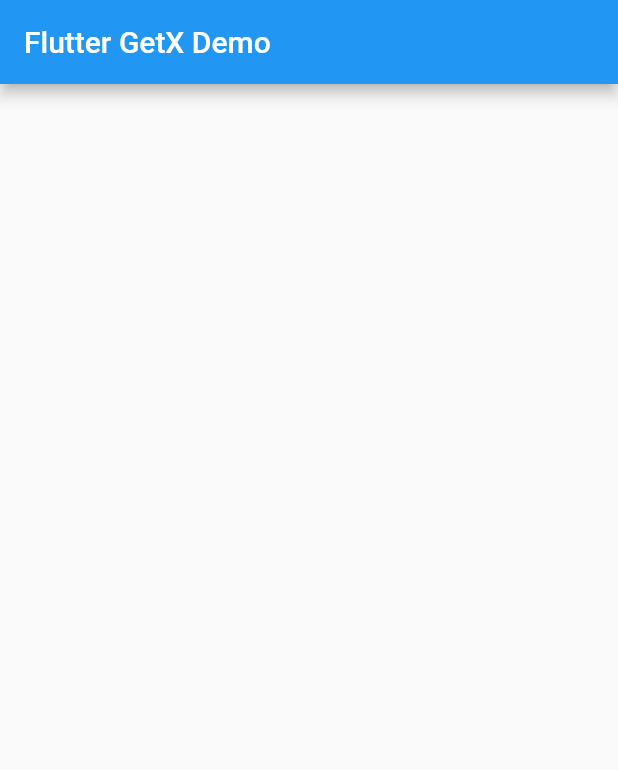
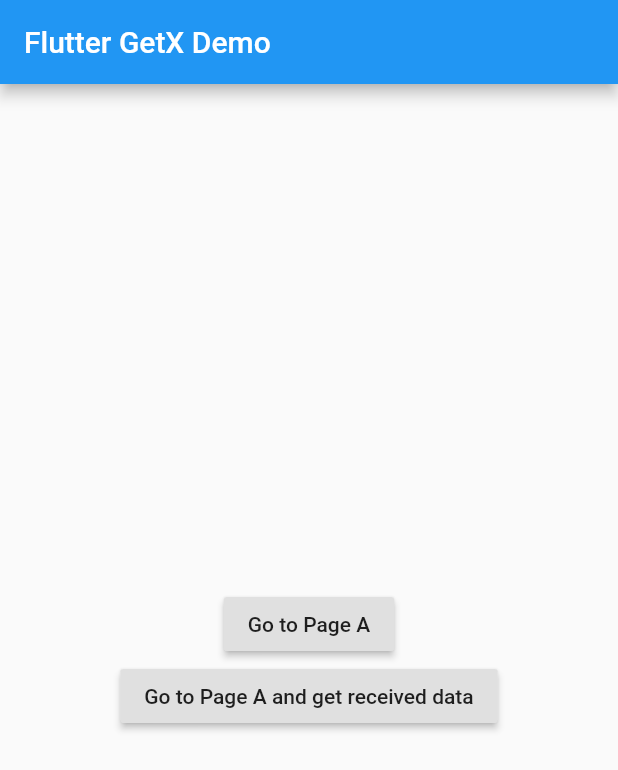
Before and after one commit to leafney/flutter_getx, a Flutter app: the screen it shows after launch, on a phone screen of 412 x 824 dp. Shown: the top 770 px of the screen. Run offline on Flutter 3.47's test engine with Material 2 defaults, Android fonts, the phone set to English and light mode, and no system bars; our stand-ins replace get.

Commit message:
普通路由导航

```diff
--- a/lib/home.dart
+++ b/lib/home.dart
@@ -1,12 +1,14 @@
 /*
  * @Author: leafney
  * @Date: 2021-02-09 14:57:00
- * @LastEditTime: 2021-02-09 15:01:25
+ * @LastEditTime: 2021-02-09 17:48:44
  * @FilePath: /flutter_getx/lib/home.dart
  * @Description:
  */
 
 import 'package:flutter/material.dart';
+import 'package:flutter_getx/a_page.dart';
+import 'package:get/get.dart';
 
 class HomePage extends StatelessWidget {
   @override
@@ -15,6 +17,50 @@ class HomePage extends StatelessWidget {
       appBar: AppBar(
         title: Text('Flutter GetX Demo'),
       ),
+      body: Center(
+        child: Column(
+          mainAxisAlignment: MainAxisAlignment.center,
+          children: [
+            RaisedButton(
+              onPressed: () {
+                // // 跳转到指定页面
+                // Get.to(
+                //   APage(),
+                //   // 充满屏幕的对话框形式
+                //   fullscreenDialog: true,
+
+                //   // 页面切换时的动画效果
+                //   transition: Transition.zoom,
+
+                //   // 页面切换时长
+                //   duration: Duration(milliseconds: 3000),
+
+                //   // 曲线动画效果
+                //   curve: Curves.bounceInOut,
+                // );
+
+                // 跳转到指定页面，不返回
+                // Get.off(APage());
+
+                // 跳转到指定页面并取消之前的所有路由
+                // Get.offAll(APage());
+
+                // 传值
+                Get.to(APage(), arguments: "Data from home");
+              },
+              child: Text('Go to Page A'),
+            ),
+            RaisedButton(
+              onPressed: () async {
+                // 跳转到指定页面，并接收页面的返回值
+                var data = await Get.to(APage());
+                print('The received data is $data');
+              },
+              child: Text('Go to Page A and get received data'),
+            ),
+          ],
+        ),
+      ),
     );
   }
 }
```
Also changed, not shown: lib/a_page.dart (added, +46 -0 lines), 1 other file.
